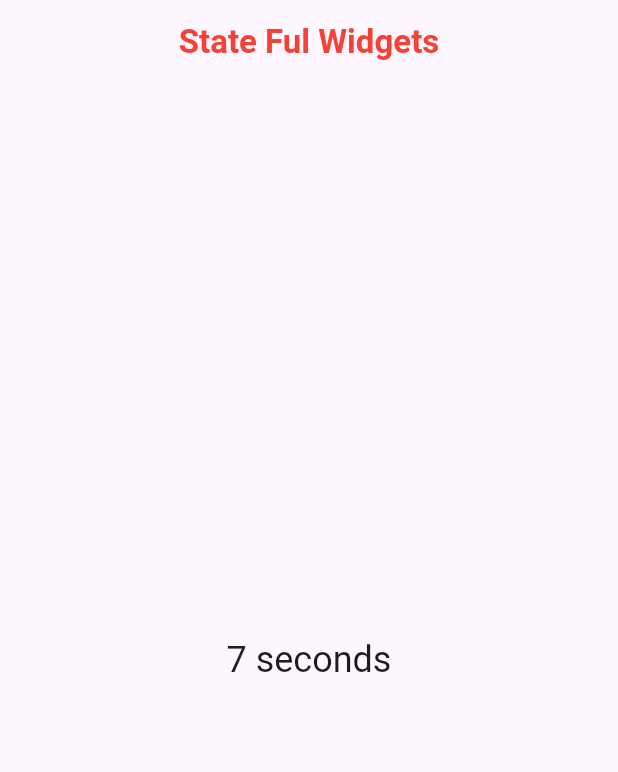
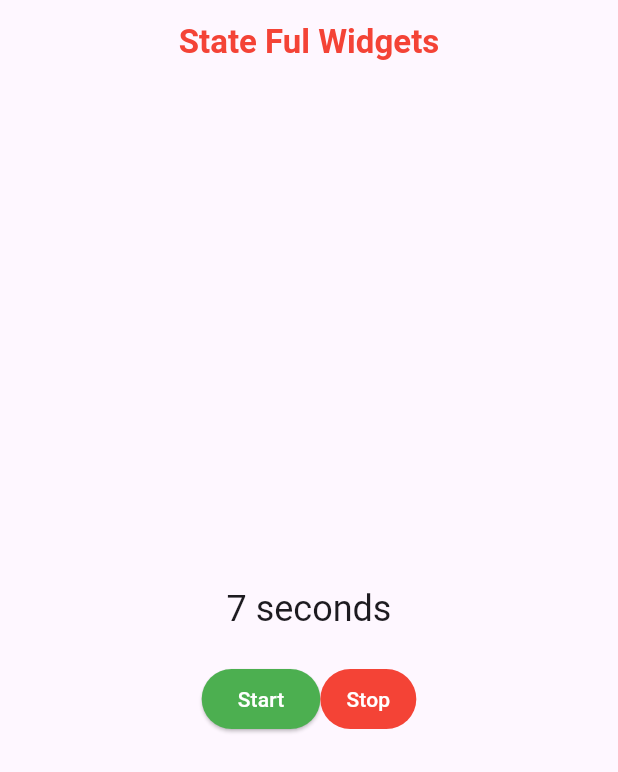
Before and after one commit to sarojghalan/Let_Me_Awake_Flutter_Dev_Inside_Me, a Flutter app: the screen it shows after launch, on a phone screen of 412 x 824 dp. Shown: the top 772 px of the screen. Run offline on Flutter 3.47's test engine with Material 3 defaults, Android fonts, the light colour scheme and no system bars.

Commit message:
Target : Elevated Button Completed (#3)
* Architecture Re-Design

* `Target: Elevated button completed

* deleted

* dart.yml updated

* dart.yml updated

* dart.yml updated

```diff
--- a/lib/main.dart
+++ b/lib/main.dart
@@ -1,5 +1,5 @@
-import 'package:awakened_flutter/screens/login/login_screen.dart';
-import 'package:awakened_flutter/screens/stopwatch/stop_watch_screen.dart';
+
+import 'package:awakened_flutter/views/screens/stopwatch/stop_watch_screen.dart';
 import 'package:flutter/material.dart';
 
 void main() {
--- a/lib/screens/stopwatch/stop_watch_screen.dart
+++ /dev/null
@@ -1,63 +0,0 @@
-import 'package:flutter/material.dart';
-// providing asynchronous utilities like Timer
-import 'dart:async';
-
-class StopWatch extends StatefulWidget {
-  const StopWatch({super.key});
-
-
-  // returning instance of _StopWatchState when created
-  @override
-  State<StopWatch> createState() => _StopWatchState();
-}
-
-
-// it is the state associated with StopWatch widget
-class _StopWatchState extends State<StopWatch> {
-  int seconds = 0;
-  late Timer timer;
-
-  // defining single line function
-  // in Dart we use arrow syntax or fat arrow syntax
-  // to define a single line function
-  String _secondsText() => seconds == 1 ? 'second' : 'seconds';
-
-  @override
-  void initState() {
-    super.initState();
-    timer = Timer.periodic(const Duration(seconds: 1), _onTick);
-  }
-
-  @override
-  void dispose() {
-    timer.cancel();
-    super.dispose();
-  }
-
-  void _onTick(Timer time) {
-    if (mounted) {
-      setState(() {
-        ++seconds;
-      });
-    }
-  }
-
-  @override
-  Widget build(BuildContext context) {
-    return Scaffold(
-      appBar: AppBar(
-        title: const Text(
-          'State Ful Widgets',
-          style: TextStyle(color: Colors.red, fontWeight: FontWeight.bold),
-        ),
-        centerTitle: true,
-      ),
-      body: Center(
-        child: Text(
-          '$seconds ${_secondsText()}',
-          style: Theme.of(context).textTheme.headlineSmall,
-        ),
-      ),
-    );
-  }
-}
--- a/lib/screens/login/feature/login_form.dart
+++ b/lib/views/screens/login/feature/login_form.dart
@@ -1,4 +1,5 @@
-import 'package:awakened_flutter/screens/login/feature/login_form_field.dart';
+
+import 'package:awakened_flutter/views/screens/login/feature/login_form_field.dart';
 import 'package:flutter/material.dart';
 
 class SectionLoginForm extends StatelessWidget {
--- a/lib/screens/login/login_screen.dart
+++ b/lib/views/screens/login/login_screen.dart
@@ -1,4 +1,5 @@
-import 'package:awakened_flutter/screens/login/feature/login_form.dart';
+
+import 'package:awakened_flutter/views/screens/login/feature/login_form.dart';
 import 'package:flutter/material.dart';
 
 class LoginScreen extends StatelessWidget {
--- /dev/null
+++ b/lib/views/screens/stopwatch/stop_watch_screen.dart
@@ -0,0 +1,112 @@
+import 'package:flutter/material.dart';
+// providing asynchronous utilities like Timer
+import 'dart:async';
+
+class StopWatch extends StatefulWidget {
+  const StopWatch({super.key});
+
+  // returning instance of _StopWatchState when created
+  @override
+  State<StopWatch> createState() => _StopWatchState();
+}
+
+// it is the state associated with StopWatch widget
+class _StopWatchState extends State<StopWatch> {
+  bool isTicking = false;
+  int seconds = 0;
+  late Timer timer;
+
+  // defining single line function
+  // in Dart we use arrow syntax or fat arrow syntax
+  // to define a single line function
+  String _secondsText() => seconds == 1 ? 'second' : 'seconds';
+
+  @override
+  void initState() {
+    super.initState();
+    timer = Timer.periodic(const Duration(seconds: 1), _onTick);
+  }
+
+  @override
+  void dispose() {
+    timer.cancel();
+    super.dispose();
+  }
+
+  // function to handle start time
+  void _startTimer() {
+    timer = Timer.periodic(const Duration(seconds: 1), _onTick);
+    setState(() {
+      seconds = 0;
+      isTicking = true;
+    });
+  }
+
+// function to handle stop time
+  void _stopTimer() {
+    setState(() {
+      isTicking = false;
+    });
+  }
+
+  void _onTick(Timer time) {
+    if (mounted) {
+      setState(() {
+        ++seconds;
+      });
+    }
+  }
+
+  @override
+  Widget build(BuildContext context) {
+    return Scaffold(
+        appBar: AppBar(
+          title: const Text(
+            'State Ful Widgets',
+            style: TextStyle(color: Colors.red, fontWeight: FontWeight.bold),
+          ),
+          centerTitle: true,
+        ),
+        body: Column(
+          mainAxisAlignment: MainAxisAlignment.center,
+          children: <Widget>[
+            Text(
+              '$seconds ${_secondsText()}',
+              style: Theme.of(context).textTheme.headlineSmall,
+            ),
+            const SizedBox(
+              height: 20,
+            ),
+            Row(
+              mainAxisAlignment: MainAxisAlignment.center,
+              children: <Widget>[
+                ElevatedButton(
+                  onPressed: () {
+                    isTicking ? null : _startTimer();
+                  },
+                  style: ButtonStyle(
+                      backgroundColor:
+                          MaterialStateProperty.all<Color>(Colors.green),
+                      foregroundColor:
+                          MaterialStateProperty.all<Color>(Colors.white)),
+                  child: const Text('Start'),
+                ),
+                const SizedBox(
+                  height: 20,
+                ),
+                TextButton(
+                    onPressed: () {
+                      isTicking ? _stopTimer() : null;
+                    },
+                    style: ButtonStyle(
+                        foregroundColor:
+                            MaterialStateProperty.all<Color>(Colors.white),
+                        backgroundColor:
+                            MaterialStateProperty.all<Color>(Colors.red)),
+                    child: const Text('Stop'))
+              ],
+            ),
+          ],
+        ));
+  }
+}
```
Also changed, not shown: lib/views/screens/login/feature/login_form_field.dart (renamed from lib/screens/login/feature/login_form_field.dart), lib/views/widgets/elevated-button/elevated_botton_variants.dart (added), 2 other files.
